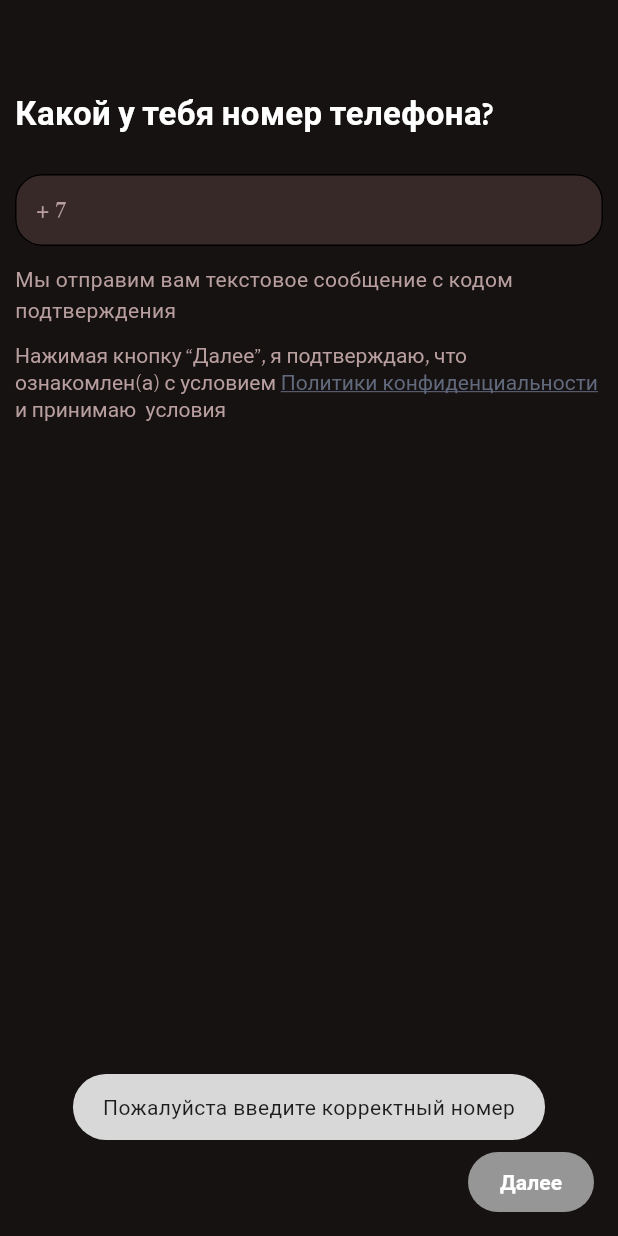
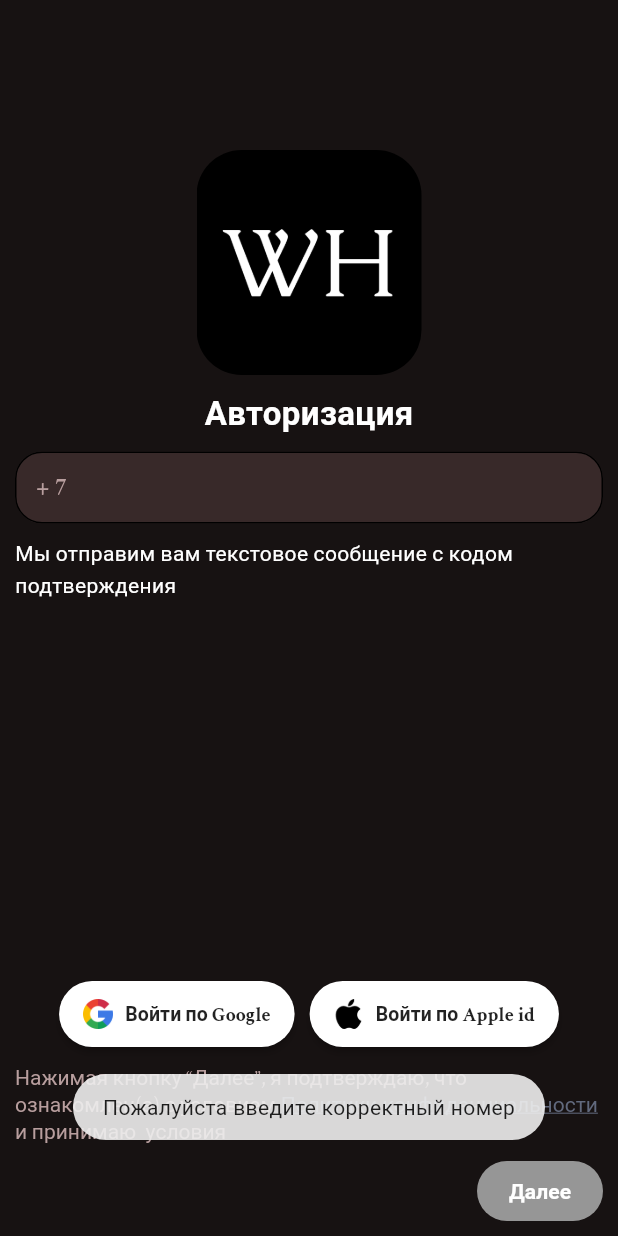
Before and after one commit to msai17/wrestling_mobile, a Flutter app: the NumberPhoneScreen screen opened by its route, after a tap on "Далее", on a phone screen of 412 x 824 dp. Run offline on Flutter 3.47's test engine with Material 3 defaults, Android fonts, the phone set to English and light mode, and no system bars; our stand-ins replace bloc, cached_network_image, dio, firebase_core, firebase_messaging, flutter_bloc and 13 more; missing offline and left inert: flutter_inappwebview; accounts and stored records are empty.

Commit message:
feat(auth) add Google & Apple Sign-in button

```diff
--- a/lib/core/constants/app_colors.dart
+++ b/lib/core/constants/app_colors.dart
@@ -1,9 +1,11 @@
 import 'package:flutter/cupertino.dart';
+import 'package:flutter/material.dart';
 
 class AppColors {
   static const Color colorAccent = Color(0xffFF724C);
   static const Color colorRed = Color(0xfffd0e13);
   static const Color colorBottomNav = Color(0xff382929);
   static const Color colorSmallText = Color(0xffB89E9E);
+  static const Color colorWhite = Colors.white;
   static const Color colorBackground = Color(0xff171212);
 }
--- a/lib/core/constants/app_resource.dart
+++ b/lib/core/constants/app_resource.dart
@@ -2,5 +2,7 @@ class AppResources  {
 
 
   static const iconShare = "assets/icons/icon_share.svg";
+  static const iconGoogle = "assets/icons/google.png";
+  static const iconApple = "assets/icons/apple.png";
 
 }
--- a/lib/core/route/app_router.dart
+++ b/lib/core/route/app_router.dart
@@ -5,8 +5,7 @@ class AppRoute {
   //auth
   static const onboard = '/onboard';
   static const splash = '/splash';
-  static const phoneField = '/phone_field';
-  static const selectAuth = '/select_auth';
+  static const auth = '/auth';
   static const sms = '/sms';
   //main
   static const main = '/main';
--- a/lib/core/route/app_router_config.dart
+++ b/lib/core/route/app_router_config.dart
@@ -1,6 +1,5 @@
 import 'package:wrestling_hub/src/data/main/models/news.dart';
 import 'package:wrestling_hub/src/data/video/models/video.dart';
-import 'package:wrestling_hub/src/presentation/auth/screens/auth_selected_screen.dart';
 import 'package:wrestling_hub/src/presentation/auth/screens/confirm_code_screen.dart';
 import 'package:wrestling_hub/src/presentation/auth/screens/number_phone_screen.dart';
 import 'package:wrestling_hub/src/presentation/auth/screens/onboarding_screen.dart';
@@ -33,14 +32,9 @@ class AppRouterConfig {
             }
         ),
         GoRoute(
-            path: AppRoute.phoneField,
-            name: AppRoute.phoneField,
+            path: AppRoute.auth,
+            name: AppRoute.auth,
             builder: (BuildContext context,state) => const NumberPhoneScreen()
-        ),
-        GoRoute(
-            path: AppRoute.selectAuth,
-            name: AppRoute.selectAuth,
-            builder: (BuildContext context,state) => const AuthSelectedScreen()
         ),
         GoRoute(
           path: '/sms/:number',
--- a/lib/src/presentation/auth/screens/auth_selected_screen.dart
+++ /dev/null
@@ -1,30 +0,0 @@
-import 'package:flutter/cupertino.dart';
-import 'package:flutter/material.dart';
-
-class AuthSelectedScreen extends StatefulWidget {
-  const AuthSelectedScreen({super.key});
-
-
-  @override
-  State<StatefulWidget> createState() => _AuthSelectedScreen();
-
-
-
-}
-
-class _AuthSelectedScreen extends State<AuthSelectedScreen>{
-
-
-  @override
-  Widget build(BuildContext context) {
-    return Scaffold(
-      body: SafeArea(
-        child: Column(
-          children: [
-
-          ],
-        ),
-      ),
-    );
-  }
-}
--- a/lib/src/presentation/auth/screens/number_phone_screen.dart
+++ b/lib/src/presentation/auth/screens/number_phone_screen.dart
@@ -1,5 +1,5 @@
 import 'package:wrestling_hub/core/constants/app_colors.dart';
-import 'package:wrestling_hub/core/constants/app_config.dart';
+import 'package:wrestling_hub/core/constants/app_resource.dart';
 import 'package:wrestling_hub/core/constants/app_urls.dart';
 import 'package:wrestling_hub/core/route/app_router.dart';
 import 'package:wrestling_hub/src/presentation/auth/blocs/number_phone/number_phone_bloc.dart';
@@ -9,6 +9,7 @@ import 'package:flutter_bloc/flutter_bloc.dart';
 import 'package:fluttertoast/fluttertoast.dart';
 import 'package:go_router/go_router.dart';
 import 'package:url_launcher/url_launcher.dart';
+import 'package:wrestling_hub/src/presentation/auth/widgets/sign_out_widget.dart';
 import 'package:wrestling_hub/src/presentation/auth/widgets/number_form_field.dart';
 import 'package:wrestling_hub/src/presentation/shared/widgets/wrestling_button.dart';
 
@@ -33,69 +34,131 @@ class _NumberPhoneScreen extends State<NumberPhoneScreen>{
 
   @override
   Widget build(BuildContext context) {
-    const noUnderlineStyle = TextStyle(fontWeight: FontWeight.normal, fontSize: 14, fontFamily: 'Crimson', color: AppColors.colorSmallText);
+    const noUnderlineStyle = TextStyle(
+        fontWeight: FontWeight.normal,
+        fontSize: 14,
+        fontFamily: 'Crimson',
+        color: AppColors.colorSmallText);
     return BlocConsumer<NumberPhoneBloc, bool>(
       listener: (context, state) {
         state;
       },
       builder: (context, state) {
         return Scaffold(
-     floatingActionButton: SizedBox(
-         height: 40,
-        width: 84,
-        child: WrestlingButton(
-            height: 40,
-            titleWidget: const Text('Далее', style: TextStyle(color: Colors.white, fontSize: 14, fontFamily: 'Crimson')),
-            primaryColor: AppColors.colorRed,
-            isFilled: state,
-            onPressed: () {
-              if(numberController.text.length > 15) {
-                GoRouter.of(context).pushReplacementNamed(AppRoute.sms, pathParameters: {'number': numberController.text.toString()});
-              }else{
-                Fluttertoast.showToast(msg: 'Пожалуйста введите корректный номер');
-              }
-        })
-     ),
             body: SafeArea(
                 child: Padding(
           padding: const EdgeInsets.all(10.0),
           child: Column(
             mainAxisAlignment: MainAxisAlignment.start,
-                crossAxisAlignment: CrossAxisAlignment.start,
+            crossAxisAlignment: CrossAxisAlignment.center,
+            spacing: 10,
             children: [
-                  const SizedBox(height: 50),
-                  const Text("Какой у тебя номер телефона?",style: TextStyle(fontFamily:'Crimson',fontWeight: FontWeight.bold,fontSize: 22)),
-                  const SizedBox(height: 24),
+              const SizedBox(height: 80),
+              Center(
+                child: ClipRRect(
+                  borderRadius: BorderRadius.circular(30),
+                  child: Image.asset('assets/icons/wrestling_logo.png',
+                      height: 150, width: 150),
+                ),
+              ),
+              const Text("Авторизация",
+                  style: TextStyle(
+                      fontFamily: 'Crimson',
+                      fontWeight: FontWeight.bold,
+                      fontSize: 22)),
               NumberFormField(
                   controller: numberController,
                   inputType: TextInputType.phone,
                   hintText: '+ (9999) 111-11-11',
                   maxLine: 1,
                   onChanged: (val) {
-                        context.read<NumberPhoneBloc>().add(NumberPhoneEvent(numberController.text));
+                    context
+                        .read<NumberPhoneBloc>()
+                        .add(NumberPhoneEvent(numberController.text));
+                  }),
+              const Text(
+                  "Мы отправим вам текстовое сообщение с кодом подтверждения",
+                  style: TextStyle(
+                      fontFamily: 'Crimson',
+                      fontWeight: FontWeight.normal,
+                      fontSize: 14,
+                      color: AppColors.colorWhite)),
+              const Expanded(child: SizedBox()),
+              Row(
+                spacing: 10,
+                mainAxisAlignment: MainAxisAlignment.center,
+                children: [
+                  GoogleSignOutWidget(
+                    title: 'Войти по Google',
+                    iconPath: AppResources.iconGoogle,
+                    onPressed: () {
+
                     }
                   ),
-                  const SizedBox(height: 12),
-                  const Text("Мы отправим вам текстовое сообщение с кодом подтверждения",style: TextStyle(fontFamily:'Crimson',fontWeight: FontWeight.normal,fontSize: 14,color: AppColors.colorSmallText)),
-                  const SizedBox(height: 12),
+                  GoogleSignOutWidget(
+                  title: 'Войти по Apple id',
+                  iconPath: AppResources.iconApple,
+                    onPressed: () {
+
+                    },
+                  ),
+                ],
+              ),
               RichText(
                 textAlign: TextAlign.start,
                 text: TextSpan(
                   children: <TextSpan>[
-                        const TextSpan(text: 'Нажимая кнопку “Далее”, я подтверждаю, что ознакомлен(а) с условием ', style: noUnderlineStyle,),
-                        TextSpan(text: 'Политики конфиденциальности', style: const TextStyle(fontWeight: FontWeight.normal, fontSize: 14, fontFamily: 'Roboto', color: Color(0xff61697D), decoration: TextDecoration.underline), recognizer: TapGestureRecognizer()..onTap = ()=> launchUrl(Uri.parse(AppUrls.privacy))),
-                        const TextSpan(text: ' и принимаю  условия', style: noUnderlineStyle),
+                    const TextSpan(
+                      text: 'Нажимая кнопку “Далее”, я подтверждаю, что ознакомлен(а) с условием ',
+                      style: noUnderlineStyle,
+                    ),
+                    TextSpan(
+                        text: 'Политики конфиденциальности',
+                        style: const TextStyle(
+                            fontWeight: FontWeight.normal,
+                            fontSize: 14,
+                            fontFamily: 'Roboto',
+                            color: Color(0xff61697D),
+                            decoration: TextDecoration.underline),
+                        recognizer: TapGestureRecognizer()
+                          ..onTap = () => launchUrl(Uri.parse(AppUrls.privacy))),
+                    const TextSpan(
+                        text: ' и принимаю  условия', style: noUnderlineStyle),
                   ],
                 ),
-                  )
+              ),
+              Align(
+                alignment: Alignment.topRight,
+                child: Container(
+                    height: 40,
+                    width: 84,
+                    alignment: Alignment.centerRight,
+                    child: WrestlingButton(
+                        height: 40,
+                        titleWidget: const Text('Далее',
+                            style: TextStyle(
+                                color: Colors.white,
+                                fontSize: 14,
+                                fontFamily: 'Crimson')),
+                        primaryColor: AppColors.colorRed,
+                        isFilled: state,
+                        onPressed: () {
+                          if (numberController.text.length > 15) {
+                            GoRouter.of(context).pushReplacementNamed(
+                                AppRoute.sms,
+                                pathParameters: {
+                                  'number': numberController.text.toString()
+                                });
+                          } else {
+                            Fluttertoast.showToast(
+                                msg: 'Пожалуйста введите корректный номер');
+                          }
+                        })),
+              ),
             ],
           ),
-            )
-        )
-    );
+        )));
       },
     );
   }
-
-
 }
--- a/lib/src/presentation/auth/screens/privacy_policy_screen.dart
+++ b/lib/src/presentation/auth/screens/privacy_policy_screen.dart
@@ -12,7 +12,6 @@ class PrivacyPolicyScreen extends StatefulWidget {
 class _PrivacyPolicyScreen extends State<PrivacyPolicyScreen> {
 
 
-  //todo Потом доделаю
   @override
   Widget build(BuildContext context) {
     return Scaffold(
--- /dev/null
+++ b/lib/src/presentation/auth/widgets/sign_out_widget.dart
@@ -0,0 +1,30 @@
+import 'package:flutter/cupertino.dart';
+import 'package:flutter/material.dart';
+
+class GoogleSignOutWidget extends StatelessWidget {
+
+  final String title;
+  final String iconPath;
+  final VoidCallback onPressed;
+  const GoogleSignOutWidget({super.key, required this.iconPath, required this.onPressed, required this.title});
+
+  @override
+  Widget build(BuildContext context) {
+   return ElevatedButton.icon(
+     style: ElevatedButton.styleFrom(
+       backgroundColor: Colors.white,
+       foregroundColor: Colors.black87,
+       shape: RoundedRectangleBorder(borderRadius: BorderRadius.circular(30)),
+       elevation: 2,
+       padding: const EdgeInsets.symmetric(horizontal: 16, vertical: 12),
+     ),
+     onPressed: () async {
+       return onPressed ();
+     },
+     icon: Image.asset(iconPath, height: 20),
+     label: Text(title,style: const TextStyle(fontFamily: 'Crimson',fontSize: 13,fontWeight: FontWeight.bold)),
+   );
+  }
+
+
+}
--- a/lib/src/presentation/profile/screens/profile_screen.dart
+++ b/lib/src/presentation/profile/screens/profile_screen.dart
@@ -160,7 +160,7 @@ class _ProfileScreen extends State<ProfileScreen> {
                                  }
                                });
                              }else{
-                               GoRouter.of(context).pushNamed(AppRoute.selectAuth).then((val) {
+                               GoRouter.of(context).pushNamed(AppRoute.auth).then((val) {
                                  if(val == 'auth') {
                                    if(context.mounted) {
                                      context.read<ProfileBloc>().add(ProfileGetLocalEvent());
```
Also changed, not shown: assets/icons/apple.png (added), assets/icons/google.png (added), 4 other files. Lines whose indentation alone changed are shown as unchanged.
